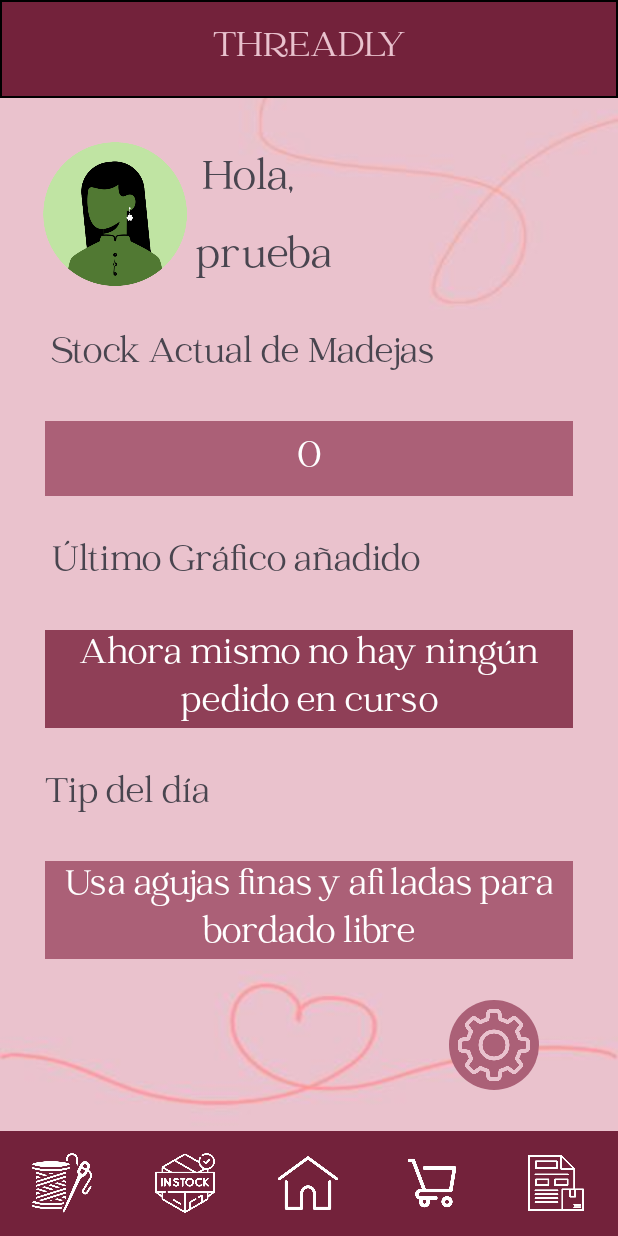
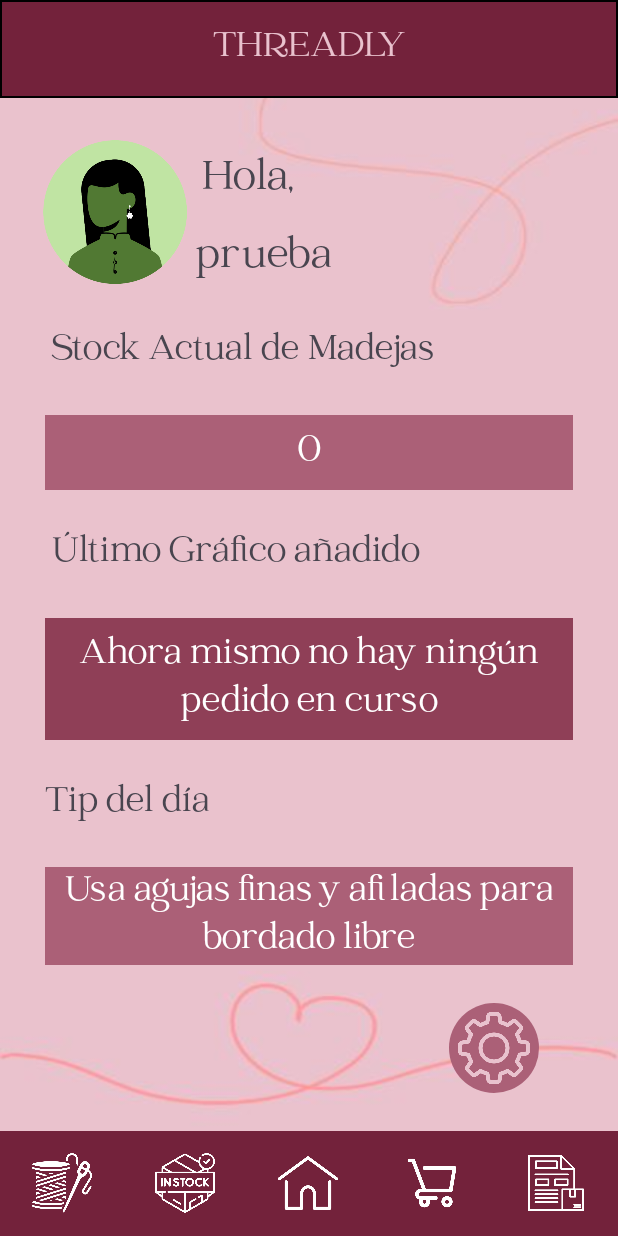
Before and after one commit to OlgaMACN/Threadly, an Android app: the PantallaPrincipal screen opened directly, with no data from a screen before it, on a phone screen of 412 x 824 dp. Run offline under Robolectric (Android 15) with nearby library versions, the light colour scheme and no system bars; our stand-ins replace Room's generated code; 1 statement that could not run was skipped.

Commit message:
antes de icono app 08/06 - 11:47

```diff
--- a/app/src/main/java/utiles/funciones/FuncionToolbar.kt
+++ b/app/src/main/java/utiles/funciones/FuncionToolbar.kt
@@ -63,7 +63,11 @@ fun funcionToolbar(activity: BaseActivity) {
         }
     }
 
-    /* configuración de cada botón del toolbar */
+    /*
+     * ┌─────────────────────────────────────────────┐
+     * │ Configuración de cada botón del toolbar :D  │
+     * └─────────────────────────────────────────────┘
+     */
 
     btn_catalogo.setOnClickListener {
         clicSeguro {
--- a/app/src/main/res/layout/pantalla_aa_inicio.xml
+++ b/app/src/main/res/layout/pantalla_aa_inicio.xml
@@ -124,8 +124,9 @@
         android:background="@color/morado_palo"
         android:fontFamily="@font/catchy_mager"
         android:gravity="center"
-
         android:text="grafico"
+        android:paddingTop="8dp"
+        android:paddingBottom="8dp"
         android:textAlignment="center"
         android:textColor="@color/white"
         android:textSize="25sp"
```
